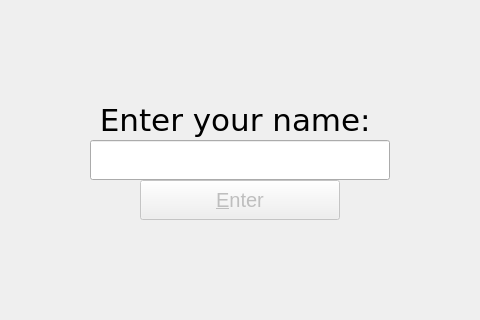
Qt form checkeng/login/login.ui (kusanekinov/CheckEng) before a commit; both pictures show x 240 to 720 and y 118 to 438 of the 960 by 540 pixel window.
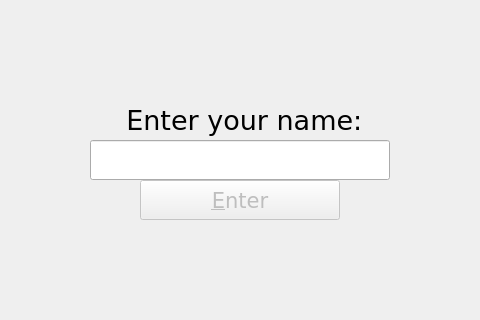
The same form after that commit.

```diff
--- a/checkeng/login/login.ui
+++ b/checkeng/login/login.ui
@@ -257,7 +257,7 @@
               <property name="font">
                <font>
                 <family>DejaVu Sans</family>
-                <pointsize>23</pointsize>
+                <pointsize>20</pointsize>
                 <weight>50</weight>
                 <italic>false</italic>
                 <bold>false</bold>
@@ -266,6 +266,9 @@
               <property name="text">
                <string> Enter your name:</string>
               </property>
+              <property name="alignment">
+               <set>Qt::AlignCenter</set>
+              </property>
               <property name="buddy">
                <cstring>m_login</cstring>
               </property>
@@ -307,8 +310,8 @@
               </property>
               <property name="font">
                <font>
-                <family>MS Shell Dlg 2</family>
-                <pointsize>15</pointsize>
+                <family>DejaVu Sans</family>
+                <pointsize>16</pointsize>
                </font>
               </property>
               <property name="cursor">
```
Left out of the diff: 2 changed lines with no effect on the pictures.
